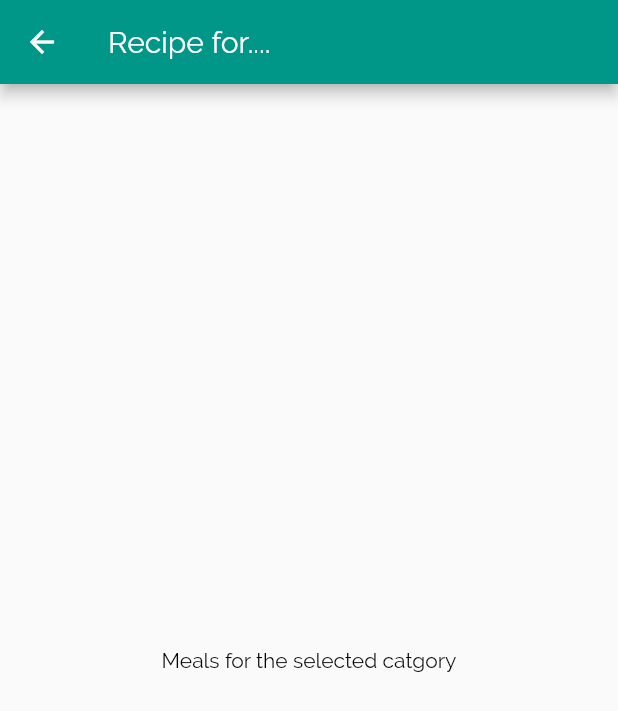
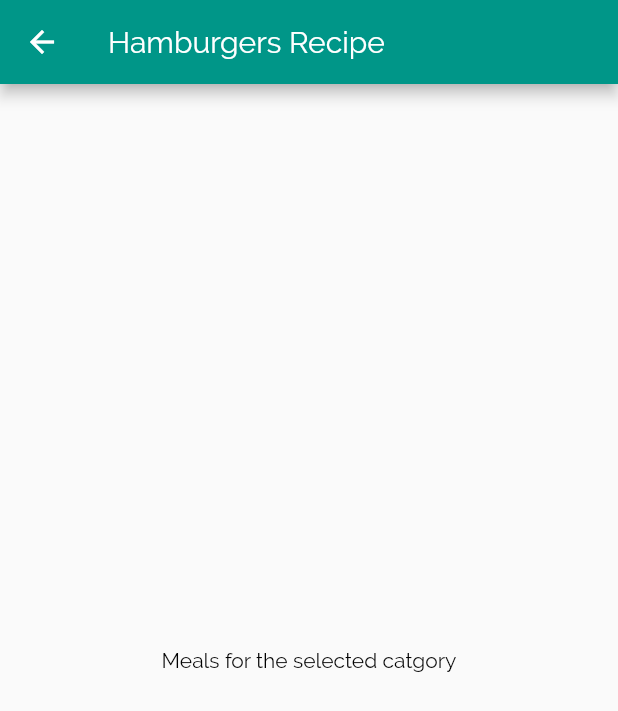
Before and after one commit to netholi/my_recipe, a Flutter app: the screen it shows after launch, after a tap on "Hamburgers", on a phone screen of 412 x 824 dp. Shown: the top 711 px of the screen. Run offline on Flutter 3.47's test engine with Material 2 defaults, Android fonts, the phone set to English and light mode, and no system bars.

Commit message:
pass data to category meals screen

```diff
--- a/lib/categories_screen.dart
+++ b/lib/categories_screen.dart
@@ -10,8 +10,8 @@ class CategoriesScreen extends StatelessWidget {
     return GridView(
       padding: EdgeInsets.all(15),
       children: DUMMY_CATEGORIES
-          .map((catData) =>
-              CategoryItem(title: catData.title, bgColor: catData.bgColor))
+          .map((catData) => CategoryItem(
+              id: catData.id, title: catData.title, bgColor: catData.bgColor))
           .toList(),
       gridDelegate: SliverGridDelegateWithMaxCrossAxisExtent(
           maxCrossAxisExtent: 200,
--- a/lib/category_item.dart
+++ b/lib/category_item.dart
@@ -2,13 +2,17 @@ import 'package:flutter/material.dart';
 import './category_meals_screen.dart';
 
 class CategoryItem extends StatelessWidget {
+  final String id;
   final String title;
   final Color bgColor;
-  CategoryItem({required this.title, required this.bgColor});
+  CategoryItem({required this.id, required this.title, required this.bgColor});
 
   void selectCategory(BuildContext ctx) {
     Navigator.of(ctx).push(MaterialPageRoute(builder: (_) {
-      return CategoryMealsScreen();
+      return CategoryMealsScreen(
+        categoryId: id,
+        categorTitle: title,
+      );
     }));
   }
 
--- a/lib/category_meals_screen.dart
+++ b/lib/category_meals_screen.dart
@@ -1,13 +1,15 @@
 import 'package:flutter/material.dart';
 
 class CategoryMealsScreen extends StatelessWidget {
-  const CategoryMealsScreen({Key? key}) : super(key: key);
+  final String categoryId;
+  final String categorTitle;
 
+  CategoryMealsScreen({required this.categoryId, required this.categorTitle});
   @override
   Widget build(BuildContext context) {
     return Scaffold(
       appBar: AppBar(
-        title: Text('Recipe for....'),
+        title: Text('$categorTitle Recipe'),
       ),
       body: Center(
         child: Text('Meals for the selected catgory'),
```
